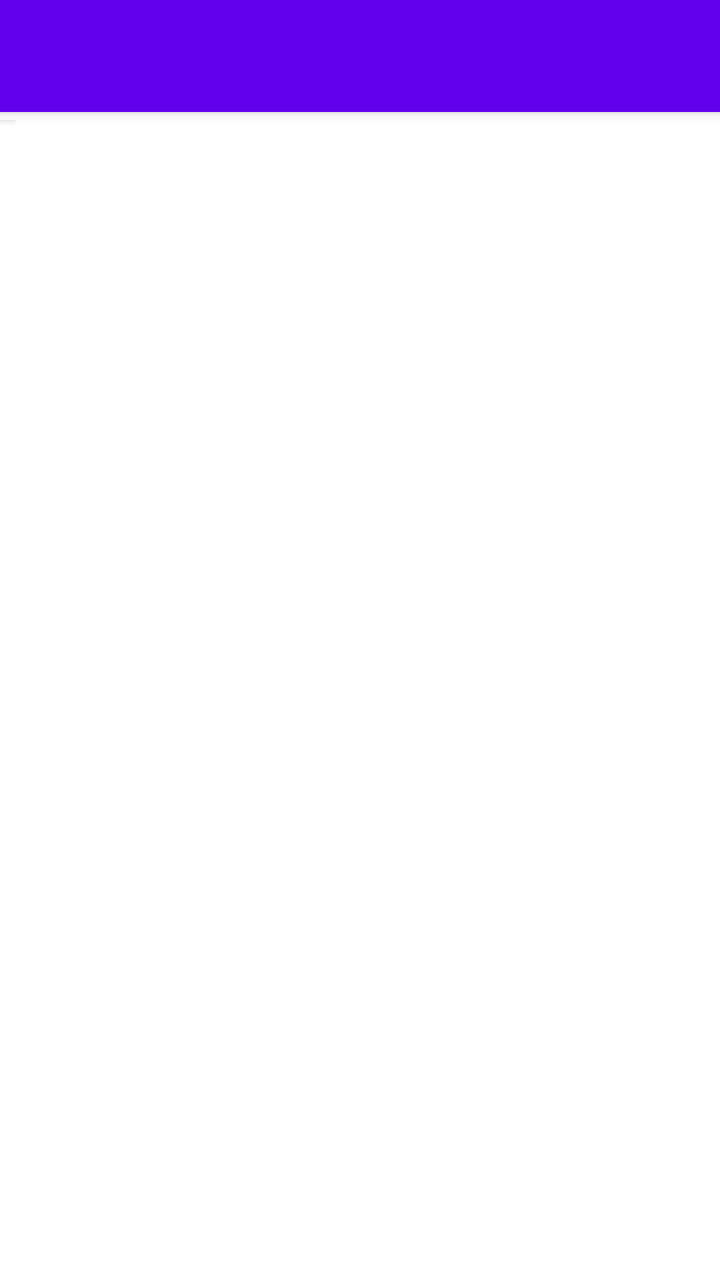
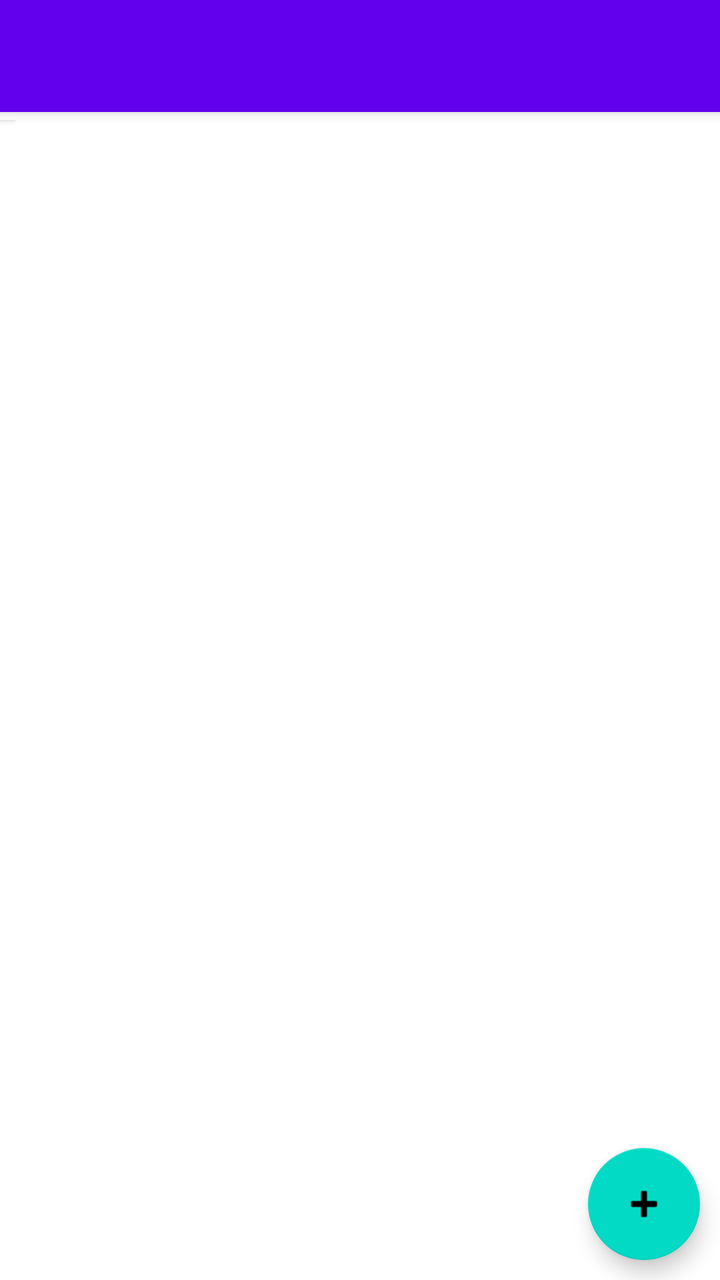

An Android layout rendered at two revisions. The XML below is the earlier revision; the diff shows what the commit changed to produce the second picture.
<!-- AndroidManifest.xml: activity theme Theme.ChoresRPG.NoActionBar -->
<!-- res/layout/activity_month.xml -->
<?xml version="1.0" encoding="utf-8"?>
<androidx.coordinatorlayout.widget.CoordinatorLayout xmlns:android="http://schemas.android.com/apk/res/android"
    xmlns:app="http://schemas.android.com/apk/res-auto"
    xmlns:tools="http://schemas.android.com/tools"
    android:layout_width="match_parent"
    android:layout_height="match_parent"
    tools:context=".MonthActivity">

    <com.google.android.material.appbar.AppBarLayout
        android:id="@+id/app_bar"
        android:layout_width="match_parent"
        android:layout_height="wrap_content"
        android:background="?attr/colorPrimaryVariant"
        android:theme="@style/Theme.ChoresRPG.AppBarOverlay">

        <androidx.appcompat.widget.Toolbar
            android:id="@+id/toolbar"
            android:layout_width="match_parent"
            android:layout_height="?attr/actionBarSize"
            android:background="?attr/colorPrimary"
            app:popupTheme="@style/Theme.ChoresRPG.PopupOverlay" />

    </com.google.android.material.appbar.AppBarLayout>

    
    <HorizontalScrollView
        android:id="@+id/content_month"
        android:layout_width="match_parent"
        android:layout_height="match_parent"
        app:layout_behavior="@string/appbar_scrolling_view_behavior">

        <LinearLayout
            android:layout_width="wrap_content"
            android:layout_height="match_parent"
            android:orientation="vertical">

            <LinearLayout
                android:id="@+id/calendar_header"
                android:layout_width="wrap_content"
                android:layout_height="wrap_content"
                android:background="?android:attr/colorBackground"
                android:elevation="@dimen/calendar_header_elevation"
                android:orientation="horizontal"
                android:paddingStart="@dimen/calendar_padding"
                android:paddingTop="@dimen/calendar_padding"
                android:paddingEnd="@dimen/calendar_padding" />

            <androidx.core.widget.NestedScrollView
                android:id="@+id/calendar_scroll"
                android:layout_width="wrap_content"
                android:layout_height="0dp"
                android:layout_weight="1">

                <LinearLayout
                    android:id="@+id/calendar"
                    android:layout_width="wrap_content"
                    android:layout_height="wrap_content"
                    android:orientation="vertical"
                    android:paddingStart="@dimen/calendar_padding"
                    android:paddingEnd="@dimen/calendar_padding"
                    android:paddingBottom="@dimen/calendar_padding" />

            </androidx.core.widget.NestedScrollView>

        </LinearLayout>

    </HorizontalScrollView>

</androidx.coordinatorlayout.widget.CoordinatorLayout>
<!-- resources referenced by this layout -->
<resources>
  <dimen name="calendar_header_elevation">2dp</dimen>
  <dimen name="calendar_padding">4dp</dimen>
  <style name="Theme.ChoresRPG.AppBarOverlay" parent="ThemeOverlay.AppCompat.Dark.ActionBar" />
  <style name="Theme.ChoresRPG.PopupOverlay" parent="ThemeOverlay.AppCompat.Light" />
  <style name="Theme.ChoresRPG.NoActionBar">
          <item name="windowActionBar">false</item>
          <item name="windowNoTitle">true</item>
      </style>
</resources>

<!-- the commit's change to res/layout/activity_month.xml (unified diff, before → after) -->
@@ -58,7 +58,7 @@
                     android:orientation="vertical"
                     android:paddingStart="@dimen/calendar_padding"
                     android:paddingEnd="@dimen/calendar_padding"
-                    android:paddingBottom="@dimen/calendar_padding" />
+                    android:paddingBottom="@dimen/chore_list_bottom_padding" />
 
             </androidx.core.widget.NestedScrollView>
 
@@ -66,4 +66,16 @@
 
     </HorizontalScrollView>
 
+    <com.google.android.material.floatingactionbutton.FloatingActionButton
+        android:id="@+id/add_chore_fab"
+        android:layout_width="wrap_content"
+        android:layout_height="wrap_content"
+        android:layout_gravity="bottom|end"
+        android:layout_marginEnd="10dp"
+        android:layout_marginBottom="10dp"
+        android:contentDescription="@string/add_chore"
+        android:cropToPadding="false"
+        app:fabSize="auto"
+        app:srcCompat="@android:drawable/ic_input_add" />
+
 </androidx.coordinatorlayout.widget.CoordinatorLayout>
<!-- resource entries referenced after the edit -->
@@ -2,6 +2,8 @@
 <resources>
   <dimen name="calendar_header_elevation">2dp</dimen>
   <dimen name="calendar_padding">4dp</dimen>
+  <dimen name="chore_list_bottom_padding">88dp</dimen>
+  <string name="add_chore">Add a new chore</string>
   <style name="Theme.ChoresRPG.AppBarOverlay" parent="ThemeOverlay.AppCompat.Dark.ActionBar" />
   <style name="Theme.ChoresRPG.PopupOverlay" parent="ThemeOverlay.AppCompat.Light" />
   <style name="Theme.ChoresRPG.NoActionBar">
